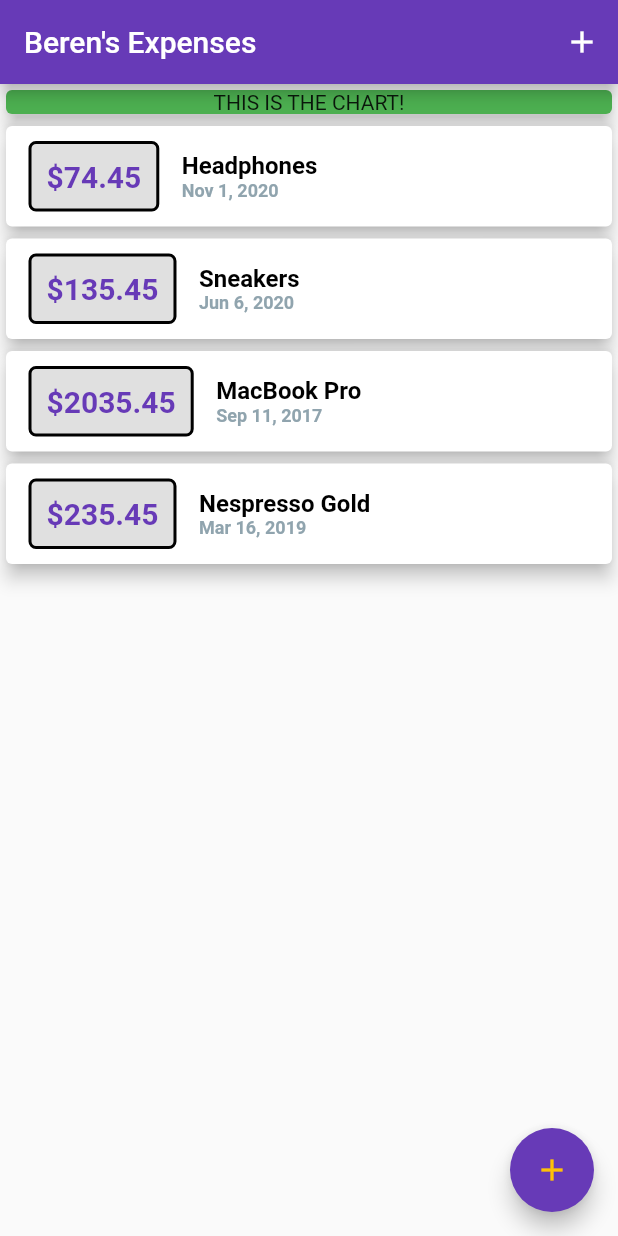
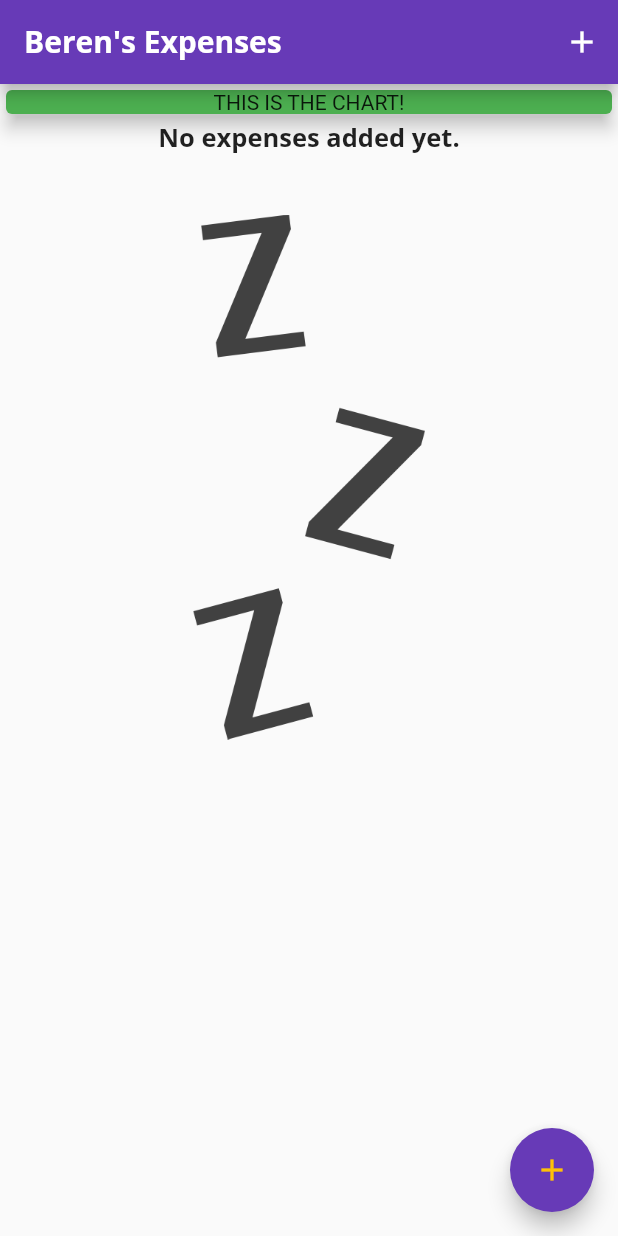
Before and after one commit to berenerchamion/expenses, a Flutter app: the screen it shows after launch, on a phone screen of 412 x 824 dp. Run offline on Flutter 3.47's test engine with Material 2 defaults, Android fonts, the phone set to English and light mode, and no system bars.

Commit message:
updated styles and such

```diff
--- a/lib/main.dart
+++ b/lib/main.dart
@@ -15,9 +15,26 @@ class MyApp extends StatelessWidget {
       theme: ThemeData(
         primarySwatch: Colors.deepPurple,
         accentColor: Colors.blueGrey[300],
+        textTheme: ThemeData.light().textTheme.copyWith(
+          headline6: TextStyle(
+            fontFamily: 'OpenSans',
+            fontWeight: FontWeight.bold,
+            fontSize: 17,
+          ),
+        ),
         floatingActionButtonTheme: FloatingActionButtonThemeData(
           foregroundColor: Colors.amber,
           backgroundColor: Colors.deepPurple,
+        ),
+        fontFamily: 'Quicksand',
+        appBarTheme: AppBarTheme(
+          textTheme: ThemeData.light().textTheme.copyWith(
+            headline6: TextStyle(
+              fontFamily: 'OpenSans',
+              fontSize: 20,
+              fontWeight: FontWeight.bold,
+            ),
+          ),
         ),
       ),
       home: MyHomePage(),
@@ -32,30 +49,7 @@ class MyHomePage extends StatefulWidget {
 
 class _MyHomePageState extends State<MyHomePage> {
   final List<Expense> _usersExpenses = [
-    Expense(
-      id: '1',
-      title: 'Headphones',
-      amount: 74.45,
-      date: DateTime.now(),
-    ),
-    Expense(
-      id: '2',
-      title: 'Sneakers',
-      amount: 135.45,
-      date: DateTime.utc(2020, 6, 6),
-    ),
-    Expense(
-      id: '3',
-      title: 'MacBook Pro',
-      amount: 2035.45,
-      date: DateTime.utc(2017, 9, 11),
-    ),
-    Expense(
-      id: '4',
-      title: 'Nespresso Gold',
-      amount: 235.45,
-      date: DateTime.utc(2019, 3, 16),
-    ),
+
   ];
 
   void _addNewExpense(String title, double amount, DateTime date) {
--- /dev/null
+++ b/lib/widgets/chart.dart
@@ -0,0 +1,14 @@
+import 'package:expenses/models/expense.dart';
+import 'package:flutter/material.dart';
+import 'package:intl/intl.dart';
+import '../models/expense.dart';
+
+class Chart extends StatelessWidget {
+  @override
+  Widget build(BuildContext context) {
+    return Card(
+      elevation: 6,
+      margin: EdgeInsets.all(20),
+    );
+  }
+}
--- a/lib/widgets/expense_list.dart
+++ b/lib/widgets/expense_list.dart
@@ -12,7 +12,27 @@ class ExpenseList extends StatelessWidget {
   Widget build(BuildContext context) {
     return Container(
       height: 500,
-        child: ListView.builder(
+      child: expenses.isEmpty
+          ? Column(
+              children: <Widget>[
+                Text(
+                  'No expenses added yet.',
+                  style: Theme.of(context).textTheme.headline6,
+                ),
+                SizedBox(
+                  height: 40,
+                ),
+                Container(
+                  height: 350,
+                  alignment: Alignment.center,
+                  child: Image.asset(
+                    'assets/images/waiting.png',
+                    fit: BoxFit.cover,
+                  ),
+                ),
+              ],
+            ) //Column
+          : ListView.builder(
               itemBuilder: (ctx, index) {
                 return Card(
                   elevation: 5,
@@ -46,18 +66,14 @@ class ExpenseList extends StatelessWidget {
                         children: <Widget>[
                           Text(
                             expenses[index].title,
-                        textAlign: TextAlign.right,
-                        style: TextStyle(
-                            fontWeight: FontWeight.bold,
-                            fontSize: 16,
-                            color: Colors.black),
+                            style: Theme.of(context).textTheme.headline6,
                           ),
                           Text(
                             DateFormat.yMMMd().format(expenses[index].date),
-                        textAlign: TextAlign.left,
                             style: TextStyle(
                               fontWeight: FontWeight.bold,
                               fontSize: 12,
+                              fontStyle: FontStyle.italic,
                               color: Theme.of(context).accentColor,
                             ),
                           ),
--- a/pubspec.yaml
+++ b/pubspec.yaml
@@ -46,9 +46,8 @@ flutter:
   uses-material-design: true
 
   # To add assets to your application, add an assets section, like this:
-  # assets:
-  #   - images/a_dot_burr.jpeg
-  #   - images/a_dot_ham.jpeg
+  assets:
+    - assets/images/waiting.png
 
   # An image asset can refer to one or more resolution-specific "variants", see
   # https://flutter.dev/assets-and-images/#resolution-aware.
```
Also changed, not shown: assets/images/waiting.png (renamed from assets/image/waiting.png). Lines whose indentation alone changed are shown as unchanged.
